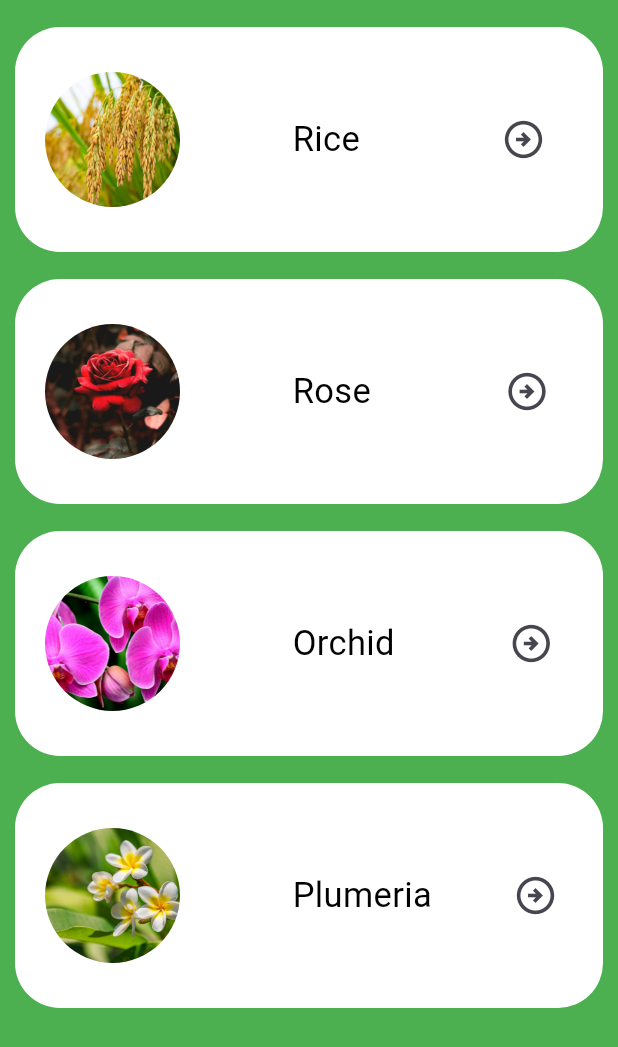
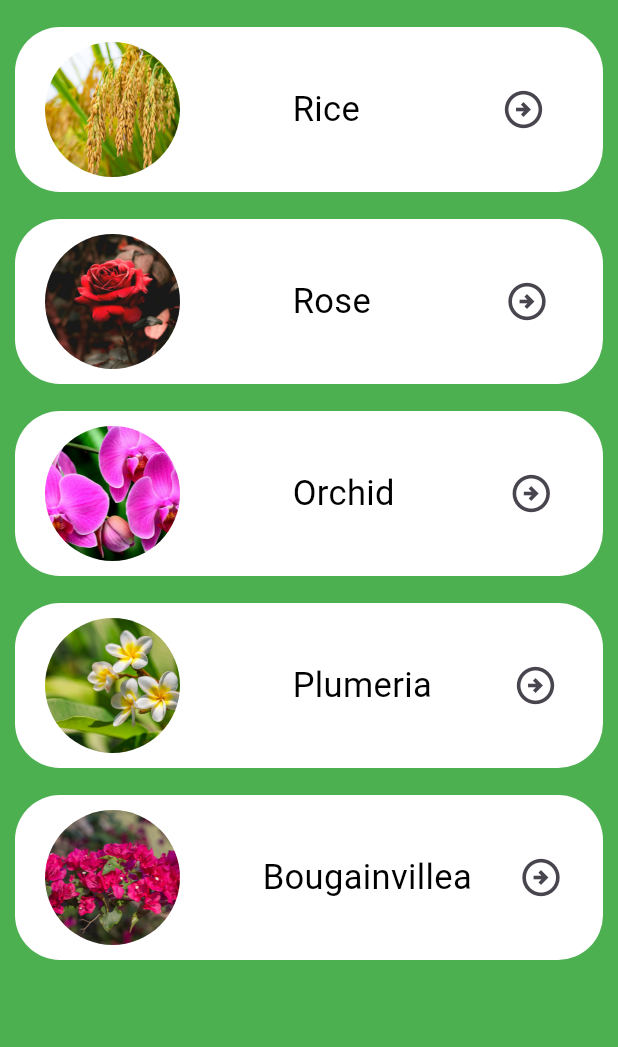
Before and after one commit to DevDad123/TreeCare_Project, a Flutter app: the Diseasescreen screen opened directly, on a phone screen of 412 x 824 dp. Shown: the top 1047 px of the screen. Run offline on Flutter 3.47's test engine with Material 3 defaults, Android fonts, the phone set to English and light mode, and no system bars; our stand-ins replace curved_navigation_bar, flutter_carousel_widget.

Commit message:
Make disease screen

```diff
--- a/lib/Diseasescreen.dart
+++ b/lib/Diseasescreen.dart
@@ -13,7 +13,7 @@ class Diseasescreen extends StatelessWidget {
           Padding(
             padding: const EdgeInsets.only(top: 18, left: 10, right: 10),
             child: Container(
-              height: 150,
+              height: 110,
               decoration: BoxDecoration(
                 borderRadius: BorderRadius.circular(30),
                 color: Colors.white,
@@ -62,7 +62,7 @@ class Diseasescreen extends StatelessWidget {
           Padding(
             padding: const EdgeInsets.only(top: 18, left: 10, right: 10),
             child: Container(
-              height: 150,
+              height: 110,
               decoration: BoxDecoration(
                 borderRadius: BorderRadius.circular(30),
                 color: Colors.white,
@@ -111,7 +111,7 @@ class Diseasescreen extends StatelessWidget {
           Padding(
             padding: const EdgeInsets.only(top: 18, left: 10, right: 10),
             child: Container(
-              height: 150,
+              height: 110,
               decoration: BoxDecoration(
                 borderRadius: BorderRadius.circular(30),
                 color: Colors.white,
@@ -157,10 +157,11 @@ class Diseasescreen extends StatelessWidget {
               ),
             ),
           ),
+          // Fourth container
           Padding(
             padding: const EdgeInsets.only(top: 18, left: 10, right: 10),
             child: Container(
-              height: 150,
+              height: 110,
               decoration: BoxDecoration(
                 borderRadius: BorderRadius.circular(30),
                 color: Colors.white,
@@ -206,6 +207,56 @@ class Diseasescreen extends StatelessWidget {
               ),
             ),
           ),
+          // Duplicate of the fourth container
+          Padding(
+            padding: const EdgeInsets.only(top: 18, left: 10, right: 10),
+            child: Container(
+              height: 110,
+              decoration: BoxDecoration(
+                borderRadius: BorderRadius.circular(30),
+                color: Colors.white,
+              ),
+              child: Row(
+                children: [
+                  Padding(
+                    padding: const EdgeInsets.all(10.0),
+                    child: Padding(
+                      padding: const EdgeInsets.only(left: 10),
+                      child: ClipOval(
+                        child: Image.asset(
+                          "assets/hoagiay.jpg",
+                          fit: BoxFit.cover,
+                          width: 90,
+                          height: 90,
+                        ),
+                      ),
+                    ),
+                  ),
+                  const SizedBox(width: 10),
+                  const Padding(
+                    padding: EdgeInsets.only(left: 35),
+                    child: Text(
+                      "Bougainvillea",
+                      style: TextStyle(
+                        fontSize: 23,
+                        color: Colors.black,
+                      ),
+                    ),
+                  ),
+                  Padding(
+                    padding: const EdgeInsets.only(left: 22),
+                    child: IconButton(
+                      iconSize: 30,
+                      onPressed: () {
+                        print("rose infopage");
+                      },
+                      icon: const Icon(Icons.arrow_circle_right_outlined),
+                    ),
+                  ),
+                ],
+              ),
+            ),
+          ),
         ],
       ),
     );
--- a/pubspec.yaml
+++ b/pubspec.yaml
@@ -68,6 +68,7 @@ flutter:
     - assets/crop.jpg
     - assets/orchid.jpg
     - assets/plumeria.jpg
+    - assets/hoagiay.jpg
 
   # An image asset can refer to one or more resolution-specific "variants", see
   # https://flutter.dev/to/resolution-aware-images
```
Also changed, not shown: assets/hoagiay.jpg (added).
